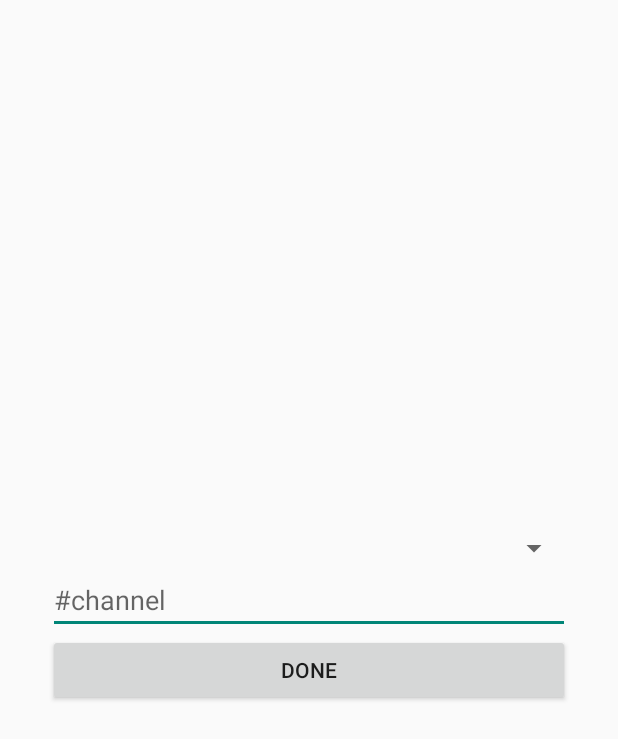
After one commit to NavjotPanesar/IRCu, an Android app: the layout fragment_add_channel_dialog.xml on its own in the app's theme, with its tools: preview values and no code run, on a phone screen of 412 x 824 dp. The commit adds this screen. Shown: the top 739 px of the screen. Run offline under Robolectric (Android 15) with nearby library versions, the phone set to English and light mode, and no system bars.

Commit message:
Added dialog to properly add new channels

```diff
--- a/app/src/main/res/layout/channel_list_item.xml
+++ b/app/src/main/res/layout/channel_list_item.xml
@@ -4,6 +4,9 @@
     xmlns:tools="http://schemas.android.com/tools"
     android:layout_width="match_parent"
     android:layout_height="48dp"
+    android:clickable="true"
+    android:focusable="true"
+    android:background="?android:attr/selectableItemBackground"
     android:padding="8dp">
 
     <!--<ircu.navjotpanesar.com.ircu.widgets.RobotoMediumTextView-->
@@ -25,7 +28,7 @@
         android:textColor="?android:textColorSecondary"
         android:textSize="@dimen/abc_text_size_small_material"
         android:layout_marginStart="8dp"
-        android:layout_toEndOf="@+id/channel_list_servername"
+        android:layout_toEndOf="@+id/channel_list_channelname"
         android:layout_alignParentEnd="true"
         android:id="@+id/channel_list_servername" />
 </RelativeLayout>
--- /dev/null
+++ b/app/src/main/res/layout/fragment_add_channel_dialog.xml
@@ -0,0 +1,30 @@
+<RelativeLayout xmlns:android="http://schemas.android.com/apk/res/android"
+    android:id="@+id/edit_name"
+    android:theme="@style/Theme.AppCompat.Light.Dialog"
+    android:layout_width="match_parent" android:layout_height="wrap_content"
+    android:layout_gravity="center" android:orientation="vertical"
+    android:padding="@dimen/dialog_padding">
+
+
+
+    <Spinner
+        android:layout_width="match_parent"
+        android:layout_height="wrap_content"
+        android:id="@+id/fragment_add_channel_server" />
+
+    <EditText
+        android:id="@+id/fragment_add_channel_name"
+        android:hint="@string/channel_placeholder"
+        android:layout_width="match_parent"
+        android:layout_height="wrap_content"
+        android:imeOptions="actionDone"
+        android:layout_below="@+id/fragment_add_channel_server"/>
+
+    <Button
+        android:layout_width="match_parent"
+        android:layout_height="wrap_content"
+        android:text="@string/done"
+        android:id="@+id/fragment_add_channel_done"
+        android:layout_below="@id/fragment_add_channel_name"/>
+
+</RelativeLayout>
--- a/app/src/main/res/layout/fragment_channel_list.xml
+++ b/app/src/main/res/layout/fragment_channel_list.xml
@@ -7,9 +7,9 @@
 
     <Button
         android:id="@+id/fragment_channel_add_new_button"
-        android:layout_width="wrap_content"
+        android:layout_width="match_parent"
         android:layout_height="wrap_content"
-        android:text="test add"/>
+        android:text="@string/add_new_channel"/>
 
     <android.support.v7.widget.RecyclerView
         android:layout_width="match_parent"
--- a/app/src/main/res/values/dimens.xml
+++ b/app/src/main/res/values/dimens.xml
@@ -2,4 +2,5 @@
     <!-- Default screen margins, per the Android Design guidelines. -->
     <dimen name="activity_horizontal_margin">16dp</dimen>
     <dimen name="activity_vertical_margin">16dp</dimen>
+    <dimen name="dialog_padding">32dp</dimen>
 </resources>
--- a/app/src/main/res/values/strings.xml
+++ b/app/src/main/res/values/strings.xml
@@ -7,5 +7,9 @@
     <string name="navigation_drawer_open"></string>
     <string name="navigation_drawer_close"></string>
     <string name="hello_blank_fragment">Hello blank fragment</string>
+    <string name="add_new_channel">Add Channel</string>
+    <string name="channel_placeholder">#channel</string>
+    <string name="add">Add</string>
+    <string name="done">Done</string>
 
 </resources>
```
Also changed, not shown: app/src/main/java/ircu/navjotpanesar/com/ircu/callbacks/OnDialogSuccessListener.java (added, +11 -0 lines), app/src/main/java/ircu/navjotpanesar/com/ircu/fragments/AddChannelDialogFragment.java (added, +113 -0 lines), app/src/main/java/ircu/navjotpanesar/com/ircu/fragments/ChannelListFragment.java (+17 -2 lines).
